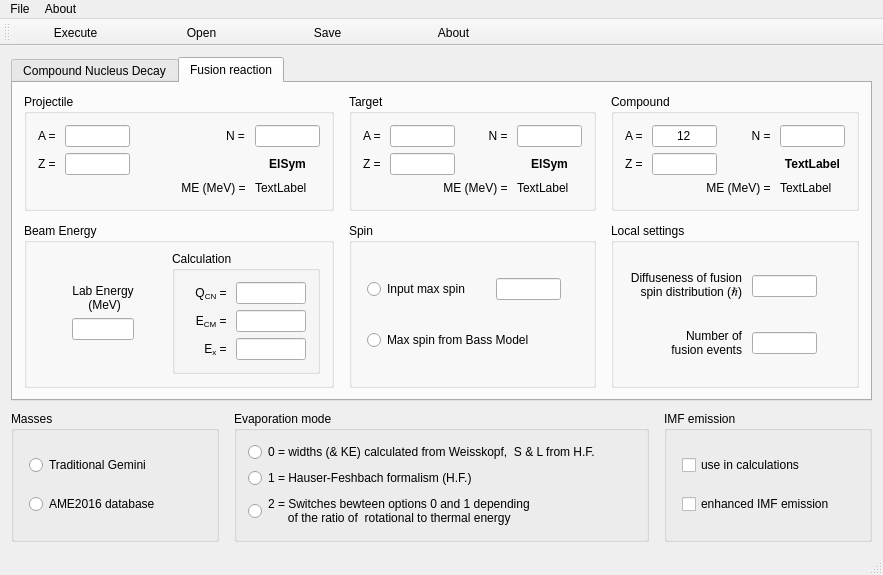
Above: g_Gemini/windows/gm_mainwindow.ui from LISEcute/GeminiGui before the change. Below: the same form after it.
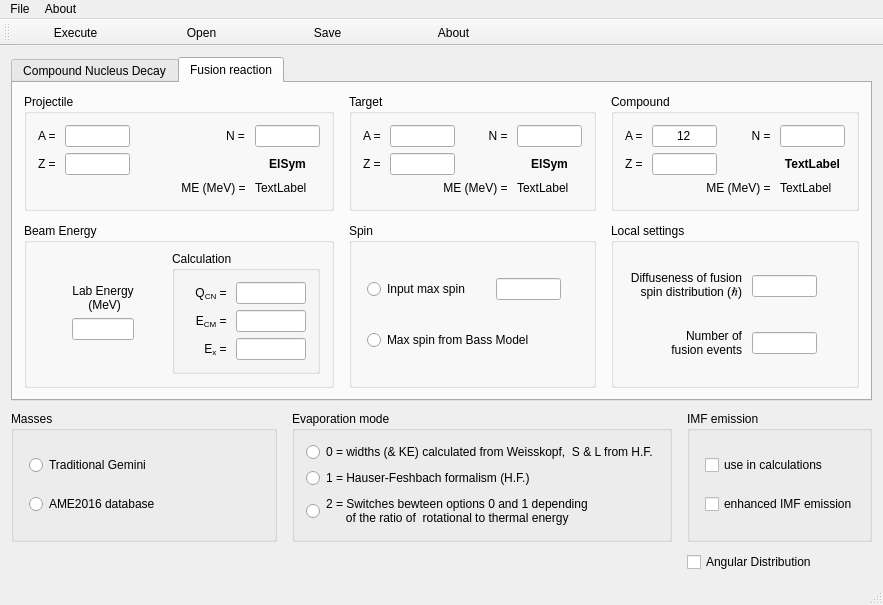
That is the form after the change. The open tabs and pages were chosen to show the change. Icons and pictures are not drawn.

Commit message: Optimized code, AngDist+plots

Diff of the .ui file:
```diff
--- a/g_Gemini/windows/gm_mainwindow.ui
+++ b/g_Gemini/windows/gm_mainwindow.ui
@@ -33,7 +33,7 @@
    <string>GEMINI</string>
   </property>
   <widget class="QWidget" name="centralWidget">
-   <layout class="QGridLayout" name="gridLayout_15" rowstretch="5,2" columnstretch="1,2,1">
+   <layout class="QGridLayout" name="gridLayout_15" rowstretch="5,0,0" columnstretch="1,0,0">
     <property name="horizontalSpacing">
      <number>15</number>
     </property>
@@ -49,7 +49,7 @@
        </sizepolicy>
       </property>
       <property name="currentIndex">
-       <number>0</number>
+       <number>1</number>
       </property>
       <widget class="QWidget" name="tabCompound">
        <attribute name="title">
@@ -1540,6 +1540,37 @@
       </widget>
      </widget>
     </item>
+    <item row="1" column="1">
+     <widget class="QGroupBox" name="groupBox_9">
+      <property name="title">
+       <string>Evaporation mode</string>
+      </property>
+      <layout class="QGridLayout" name="gridLayout_14">
+       <item row="0" column="0">
+        <widget class="QRadioButton" name="rb_EM0">
+         <property name="text">
+          <string>0 = widths (&amp;&amp; KE) calculated from Weisskopf,  S &amp;&amp; L from H.F.</string>
+         </property>
+        </widget>
+       </item>
+       <item row="1" column="0">
+        <widget class="QRadioButton" name="rb_EM1">
+         <property name="text">
+          <string>1 = Hauser-Feshbach formalism (H.F.)</string>
+         </property>
+        </widget>
+       </item>
+       <item row="2" column="0">
+        <widget class="QRadioButton" name="rb_EM2">
+         <property name="text">
+          <string>2 = Switches bewteen options 0 and 1 depending
+      of the ratio of  rotational to thermal energy</string>
+         </property>
+        </widget>
+       </item>
+      </layout>
+     </widget>
+    </item>
     <item row="1" column="0">
      <widget class="QGroupBox" name="gb_Masses">
       <property name="maximumSize">
@@ -1575,37 +1606,6 @@
       </layout>
      </widget>
     </item>
-    <item row="1" column="1">
-     <widget class="QGroupBox" name="groupBox_9">
-      <property name="title">
-       <string>Evaporation mode</string>
-      </property>
-      <layout class="QGridLayout" name="gridLayout_14">
-       <item row="0" column="0">
-        <widget class="QRadioButton" name="rb_EM0">
-         <property name="text">
-          <string>0 = widths (&amp;&amp; KE) calculated from Weisskopf,  S &amp;&amp; L from H.F.</string>
-         </property>
-        </widget>
-       </item>
-       <item row="1" column="0">
-        <widget class="QRadioButton" name="rb_EM1">
-         <property name="text">
-          <string>1 = Hauser-Feshbach formalism (H.F.)</string>
-         </property>
-        </widget>
-       </item>
-       <item row="2" column="0">
-        <widget class="QRadioButton" name="rb_EM2">
-         <property name="text">
-          <string>2 = Switches bewteen options 0 and 1 depending
-      of the ratio of  rotational to thermal energy</string>
-         </property>
-        </widget>
-       </item>
-      </layout>
-     </widget>
-    </item>
     <item row="1" column="2">
      <widget class="QGroupBox" name="groupBox_10">
       <property name="title">
@@ -1622,7 +1622,7 @@
          </property>
         </widget>
        </item>
-       <item row="1" column="0">
+       <item row="2" column="0">
         <widget class="QCheckBox" name="cb_IMFenh">
          <property name="text">
           <string>enhanced IMF emission</string>
@@ -1632,6 +1632,13 @@
       </layout>
      </widget>
     </item>
+    <item row="2" column="2">
+     <widget class="QCheckBox" name="DistAng">
+      <property name="text">
+       <string>Angular Distribution</string>
+      </property>
+     </widget>
+    </item>
    </layout>
   </widget>
   <widget class="QMenuBar" name="menuBar">
@@ -1640,7 +1647,7 @@
      <x>0</x>
      <y>0</y>
      <width>883</width>
-     <height>23</height>
+     <height>37</height>
     </rect>
    </property>
    <widget class="QMenu" name="menuFile">
```
The commit also changes 20 other files.
